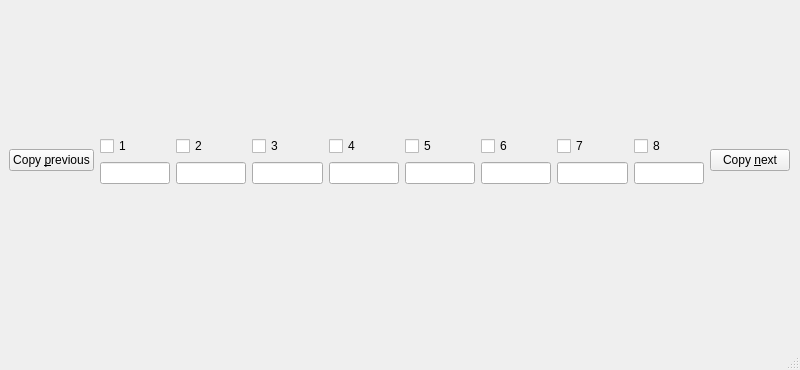
Qt form labeller.ui (Hypochondriac-Hippos/plate-labeller) before a commit; both pictures show x 0 to 800 and y 230 to 600 of the 800 by 600 pixel window.
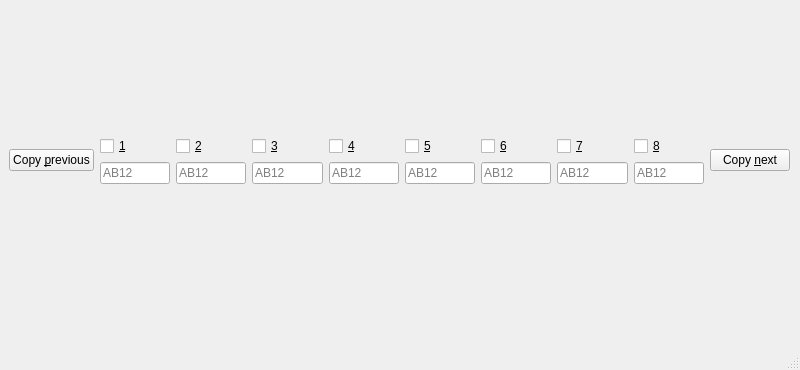
The same form after that commit.

Commit message: Add placeholder to text fields

What changed in the file:
```diff
--- a/labeller.ui
+++ b/labeller.ui
@@ -63,56 +63,56 @@
          <item row="0" column="7">
           <widget class="QCheckBox" name="checkBox_6">
            <property name="text">
-            <string>8</string>
+            <string>&amp;8</string>
            </property>
           </widget>
          </item>
          <item row="0" column="5">
           <widget class="QCheckBox" name="checkBox_7">
            <property name="text">
-            <string>6</string>
+            <string>&amp;6</string>
            </property>
           </widget>
          </item>
          <item row="0" column="0">
           <widget class="QCheckBox" name="checkBox_2">
            <property name="text">
-            <string>1</string>
+            <string>&amp;1</string>
            </property>
           </widget>
          </item>
          <item row="0" column="3">
           <widget class="QCheckBox" name="checkBox">
            <property name="text">
-            <string>4</string>
+            <string>&amp;4</string>
            </property>
           </widget>
          </item>
          <item row="0" column="4">
           <widget class="QCheckBox" name="checkBox_5">
            <property name="text">
-            <string>5</string>
+            <string>&amp;5</string>
            </property>
           </widget>
          </item>
          <item row="0" column="2">
           <widget class="QCheckBox" name="checkBox_4">
            <property name="text">
-            <string>3</string>
+            <string>&amp;3</string>
            </property>
           </widget>
          </item>
          <item row="0" column="1">
           <widget class="QCheckBox" name="checkBox_3">
            <property name="text">
-            <string>2</string>
+            <string>&amp;2</string>
            </property>
           </widget>
          </item>
          <item row="0" column="6">
           <widget class="QCheckBox" name="checkBox_8">
            <property name="text">
-            <string>7</string>
+            <string>&amp;7</string>
            </property>
           </widget>
          </item>
@@ -121,6 +121,9 @@
            <property name="inputMask">
             <string>&gt;AA99</string>
            </property>
+           <property name="placeholderText">
+            <string>AB12</string>
+           </property>
           </widget>
          </item>
          <item row="1" column="1">
@@ -128,6 +131,9 @@
            <property name="inputMask">
             <string>&gt;AA99</string>
            </property>
+           <property name="placeholderText">
+            <string>AB12</string>
+           </property>
           </widget>
          </item>
          <item row="1" column="2">
@@ -135,6 +141,9 @@
            <property name="inputMask">
             <string>&gt;AA99</string>
            </property>
+           <property name="placeholderText">
+            <string>AB12</string>
+           </property>
           </widget>
          </item>
          <item row="1" column="3">
@@ -142,6 +151,9 @@
            <property name="inputMask">
             <string>&gt;AA99</string>
            </property>
+           <property name="placeholderText">
+            <string>AB12</string>
+           </property>
           </widget>
          </item>
          <item row="1" column="4">
@@ -149,6 +161,9 @@
            <property name="inputMask">
             <string>&gt;AA99</string>
            </property>
+           <property name="placeholderText">
+            <string>AB12</string>
+           </property>
           </widget>
          </item>
          <item row="1" column="5">
@@ -156,6 +171,9 @@
            <property name="inputMask">
             <string>&gt;AA99</string>
            </property>
+           <property name="placeholderText">
+            <string>AB12</string>
+           </property>
           </widget>
          </item>
          <item row="1" column="6">
@@ -163,6 +181,9 @@
            <property name="inputMask">
             <string>&gt;AA99</string>
            </property>
+           <property name="placeholderText">
+            <string>AB12</string>
+           </property>
           </widget>
          </item>
          <item row="1" column="7">
@@ -170,6 +191,9 @@
            <property name="inputMask">
             <string>&gt;AA99</string>
            </property>
+           <property name="placeholderText">
+            <string>AB12</string>
+           </property>
           </widget>
          </item>
         </layout>
```
Left out of the diff: 32 changed lines with no effect on the pictures.
